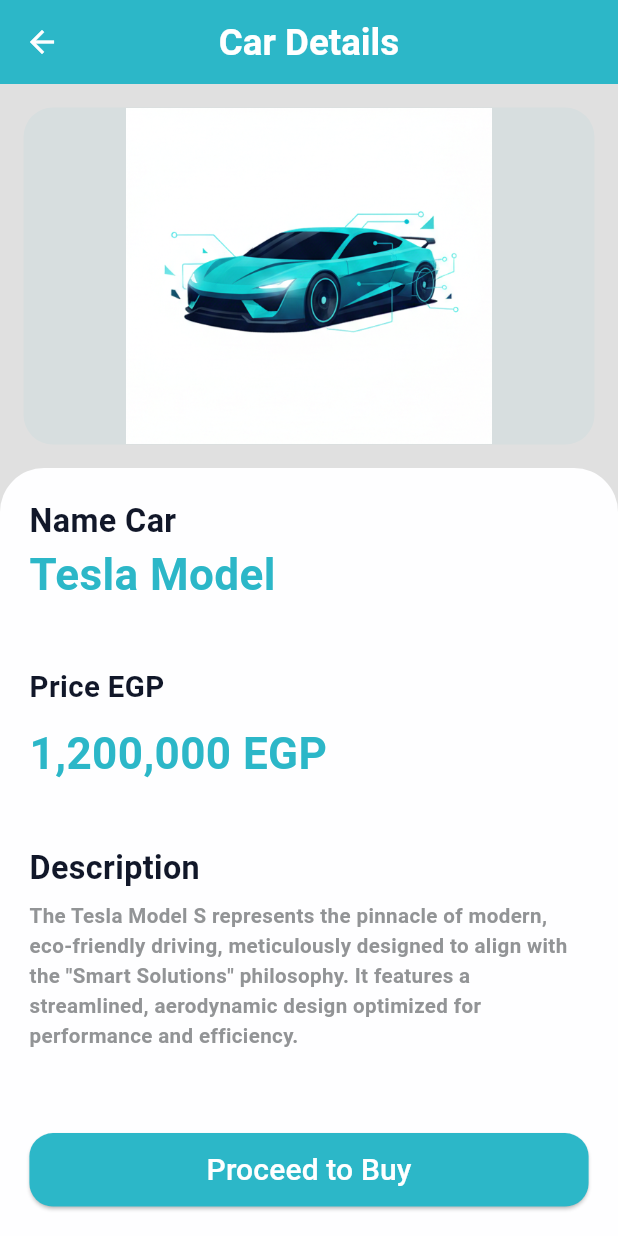
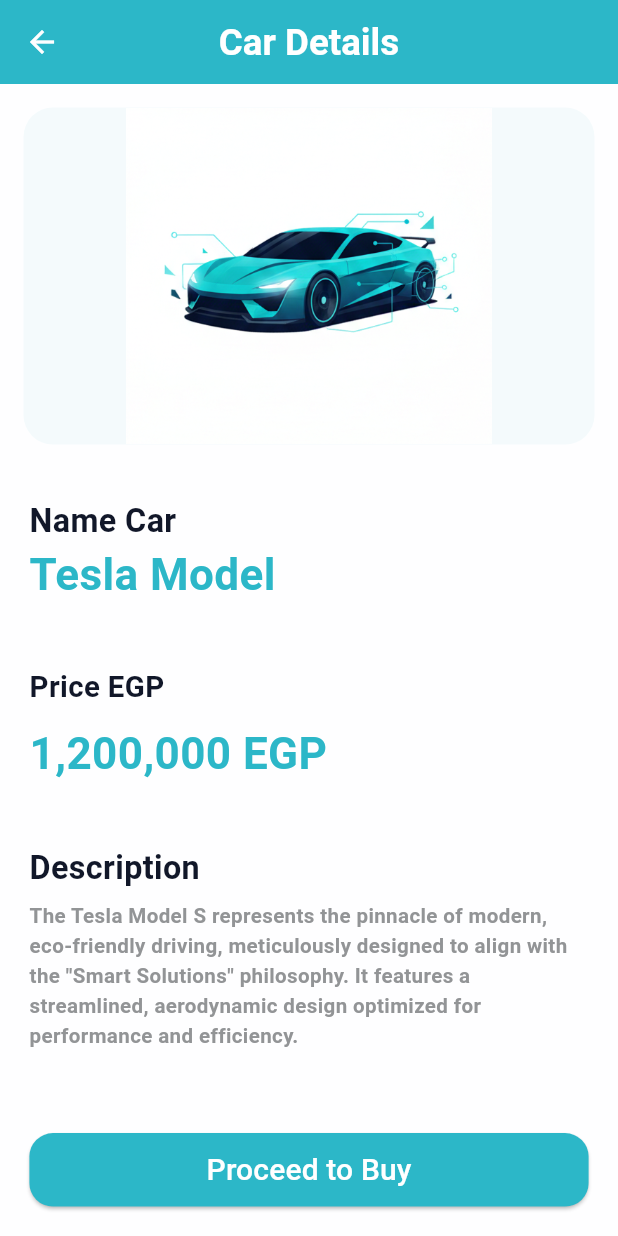
Before and after one commit to ahmedmohamed41/vee_car, a Flutter app: the CarDetailsScreen screen opened by its route, on a phone screen of 412 x 824 dp. Run offline on Flutter 3.47's test engine with Material 3 defaults, Android fonts, the phone set to English and light mode, and no system bars; our stand-ins replace flutter_screenutil, flutter_svg.

Commit message:
some refactor in car details screen and add snack bar after login successfully

```diff
--- a/lib/core/routes/routes_manager.dart
+++ b/lib/core/routes/routes_manager.dart
@@ -9,7 +9,7 @@
 import 'package:vee_car/feature/car_flow/screens/select_bank_screen.dart';
 import 'package:vee_car/feature/home/home_screen.dart';
 import 'package:vee_car/feature/splash/splash_screen.dart';
-import 'package:vee_car/feature/car_details/view_details_screen.dart';
+import 'package:vee_car/feature/car_details/car_details_screen.dart';
 
 abstract class RoutesManager {
   RoutesManager._();
--- a/lib/feature/car_details/view_details_screen.dart
+++ b/lib/feature/car_details/car_details_screen.dart
@@ -13,16 +13,9 @@
   @override
   Widget build(BuildContext context) {
     return Scaffold(
+      backgroundColor: ColorManager.white,
       appBar: AppBar(
         elevation: 0,
-        leading: IconButton(
-          icon: const Icon(
-            Icons.arrow_back,
-            color: ColorManager.white,
-          ),
-          onPressed: () => Navigator.pop(context),
-        ),
-
         title: const Text(
           'Car Details',
         ),
--- a/lib/feature/car_flow/screens/order_confirmation_screen.dart
+++ b/lib/feature/car_flow/screens/order_confirmation_screen.dart
@@ -72,7 +72,6 @@
                     fontWeight: FontWeight.w900,
                     size: 20.sp,
                   ),
-
                   const CustomRowCarDetail(
                     title: 'Car Model',
                     subTitle: 'Lux EV',
@@ -93,9 +92,10 @@
             CustomElevatedButton(
               title: 'Back to Home',
               onPressed: () {
-                Navigator.pushReplacementNamed(
+                Navigator.pushNamedAndRemoveUntil(
                   context,
                   AppRoutes.home,
+                  (route) => false,
                 );
               },
             ),
--- a/lib/feature/car_flow/screens/purchase_method_screen.dart
+++ b/lib/feature/car_flow/screens/purchase_method_screen.dart
@@ -4,7 +4,6 @@
 import 'package:vee_car/core/widgets/custom_elevated_button.dart';
 import 'package:vee_car/feature/car_flow/widgets/custom_header_check_out.dart';
 import 'package:vee_car/feature/car_flow/widgets/custom_method_option.dart';
-
 
 class PurchaseMethodScreen extends StatefulWidget {
   const PurchaseMethodScreen({super.key});
```
Also changed, not shown: lib/feature/auth/login/login_screen.dart (+14 -0 lines).
